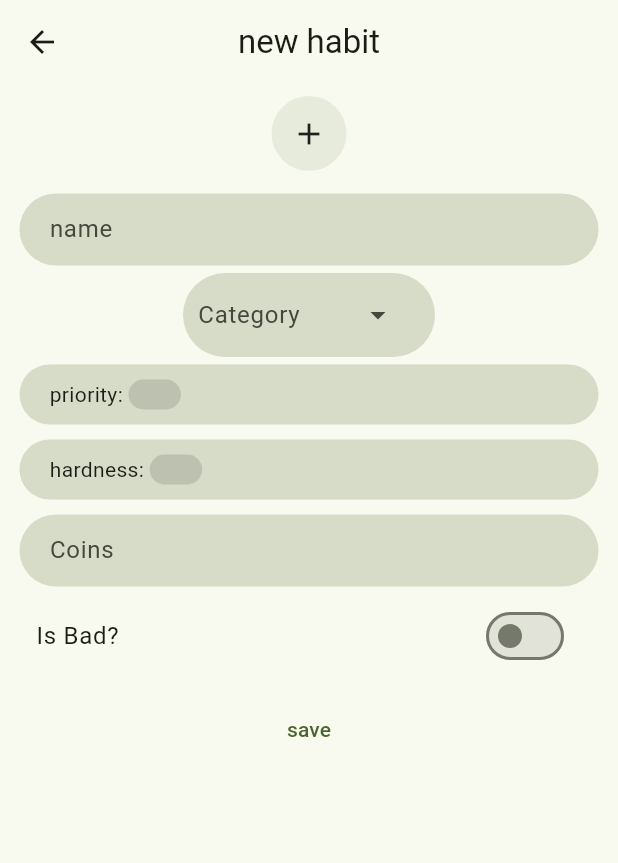
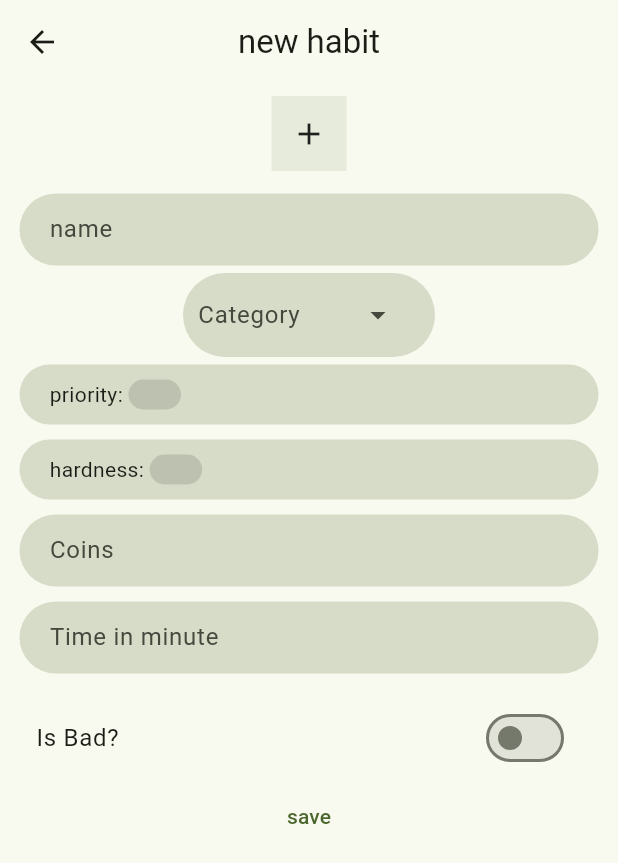
Before and after one commit to hesham04Dev/AcivementBox, a Flutter app: the NewHabitPage screen opened directly, on a phone screen of 412 x 824 dp. Shown: the top 863 px of the screen. Run offline on Flutter 3.47's test engine with Material 3 defaults, Android fonts, the phone set to English and light mode, and no system bars; our stand-ins replace badges, font_awesome_flutter; missing offline and left inert: sqlite3; Roboto replaces fonts that are missing (dubai); statements that could not run were skipped.

Commit message:
making is Bad , priority , hardness ,and timeInMinutes works

```diff
--- a/lib/pages/newHabit.dart
+++ b/lib/pages/newHabit/newHabit.dart
@@ -1,10 +1,11 @@
 import 'package:achivement_box/models/AutoDirectionTextFormField.dart';
 import 'package:achivement_box/pages/homePage/provider/habitProvider.dart';
+import 'package:achivement_box/pages/newHabit/widget/isBad.dart';
 import 'package:flutter/material.dart';
 import 'package:provider/provider.dart';
 
-import '../db.dart';
-import '../models/select with name.dart';
+import '../../db.dart';
+import '../../models/select with name.dart';
 
 class NewHabitPage extends StatelessWidget {
   const NewHabitPage({super.key});
@@ -13,6 +14,16 @@ class NewHabitPage extends StatelessWidget {
   Widget build(BuildContext context) {
     final TextEditingController name = TextEditingController();
     final TextEditingController coins = TextEditingController();
+    final TextEditingController time = TextEditingController();
+    final priority = Select(
+      label: "priority",
+      length: 5,
+    );
+    final hardness = Select(
+      label: "hardness",
+      length: 5,
+    );
+    final isBad = IsBad();
     return Scaffold(
       appBar: AppBar(
         title: Text("new habit"),
@@ -28,7 +39,7 @@ class NewHabitPage extends StatelessWidget {
                     width: 50,
                     height: 50,
                     decoration: BoxDecoration(
-                        borderRadius: BorderRadius.circular(50),
+                        borderRadius: BorderRadius.circular(0),
                         color: Theme.of(context).primaryColor.withOpacity(0.1)),
                     child: const Icon(Icons.add)),
                 const SizedBox(
@@ -54,32 +65,25 @@ class NewHabitPage extends StatelessWidget {
                         //TODO auto generated with data from cat table
                       ]),
                 ),
-                Container(
-                  margin: const EdgeInsets.all(5),
-                  padding:
-                      const EdgeInsets.symmetric(vertical: 10, horizontal: 20),
-                  decoration: BoxDecoration(
-                      borderRadius: BorderRadius.circular(30),
-                      color: Theme.of(context).primaryColor.withOpacity(0.2)),
-                  child: Select(
-                    label: "priority",
-                    length: 5,
-                  ),
-                ),
+
                 /*SegmentedButton(
                     segments: [ButtonSegment(value: 1)], selected: Set()),*/
                 Container(
-                  margin: const EdgeInsets.all(5),
-                  padding:
-                      const EdgeInsets.symmetric(vertical: 10, horizontal: 20),
-                  decoration: BoxDecoration(
-                      borderRadius: BorderRadius.circular(30),
-                      color: Theme.of(context).primaryColor.withOpacity(0.2)),
-                  child: Select(
-                    label: "hardness",
-                    length: 5,
-                  ),
-                ),
+                    margin: const EdgeInsets.all(5),
+                    padding: const EdgeInsets.symmetric(
+                        vertical: 10, horizontal: 20),
+                    decoration: BoxDecoration(
+                        borderRadius: BorderRadius.circular(30),
+                        color: Theme.of(context).primaryColor.withOpacity(0.2)),
+                    child: priority),
+                Container(
+                    margin: const EdgeInsets.all(5),
+                    padding: const EdgeInsets.symmetric(
+                        vertical: 10, horizontal: 20),
+                    decoration: BoxDecoration(
+                        borderRadius: BorderRadius.circular(30),
+                        color: Theme.of(context).primaryColor.withOpacity(0.2)),
+                    child: hardness),
                 Container(
                   margin: EdgeInsets.all(5),
                   padding: EdgeInsets.symmetric(horizontal: 20),
@@ -98,28 +102,40 @@ class NewHabitPage extends StatelessWidget {
                         hintText: "Coins", border: InputBorder.none),
                   ),
                 ),
-                SwitchListTile(
-                    title: const Text("Is Bad? "),
-                    shape: OutlineInputBorder(
-                        borderRadius: BorderRadius.circular(35),
-                        borderSide: BorderSide.none),
-                    value: false,
-                    onChanged: (value) {}),
+                Container(
+                  margin: EdgeInsets.all(5),
+                  padding: EdgeInsets.symmetric(horizontal: 20),
+                  decoration: BoxDecoration(
+                      borderRadius: BorderRadius.circular(35),
+                      color: Theme.of(context).primaryColor.withOpacity(0.2)),
+                  child: TextFormField(
+                    controller: time,
+                    validator: (value) {
+                      if (value == null || value.isEmpty) {
+                        return "please enter a number";
+                      }
+                      return null;
+                    },
+                    decoration: InputDecoration(
+                        hintText: "Time in minute", border: InputBorder.none),
+                  ),
+                ),
                 const SizedBox(
                   height: 10,
                 ),
+                isBad,
                 TextButton(
                   onPressed: () {
                     if (name.text.isNotEmpty && coins.text.isNotEmpty)
                       newHabit(
                           name: name.text,
                           category: 0,
-                          isBad: false,
+                          isBad: isBad.value,
                           price: int.parse(coins.text),
                           iconId: 1,
-                          priority: 5,
-                          hardness: 5,
-                          timeInMinutes: 10);
+                          priority: priority.clickedIndex + 1,
+                          hardness: hardness.clickedIndex + 1,
+                          timeInMinutes: int.parse(time.text));
                     context.read<HabitProvider>().newHabit();
                     Navigator.pop(context);
                   },
--- /dev/null
+++ b/lib/pages/newHabit/widget/isBad.dart
@@ -0,0 +1,25 @@
+import 'package:flutter/material.dart';
+
+class IsBad extends StatefulWidget {
+  IsBad({super.key});
+
+  @override
+  State<IsBad> createState() => _IsBadState();
+  bool value = false;
+}
+
+class _IsBadState extends State<IsBad> {
+  @override
+  Widget build(BuildContext context) {
+    return SwitchListTile(
+        title: const Text("Is Bad? "),
+        shape: OutlineInputBorder(
+            borderRadius: BorderRadius.circular(35),
+            borderSide: BorderSide.none),
+        value: widget.value,
+        onChanged: (value) {
+          widget.value = value;
+          setState(() {});
+        });
+  }
+}
```
